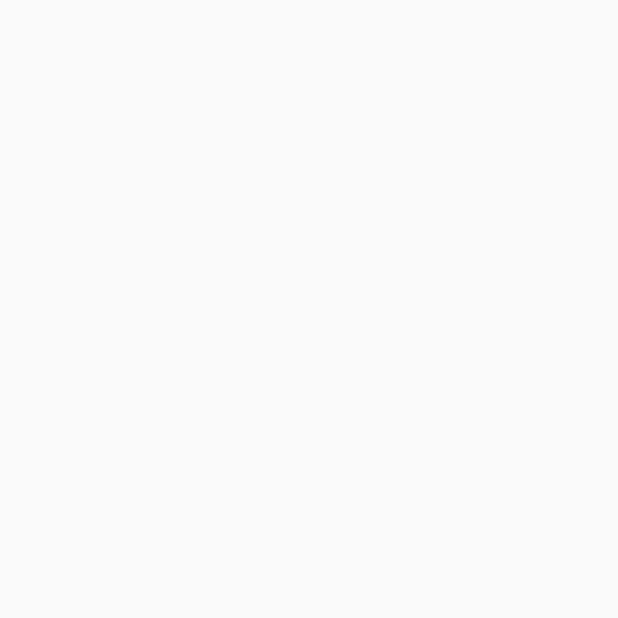
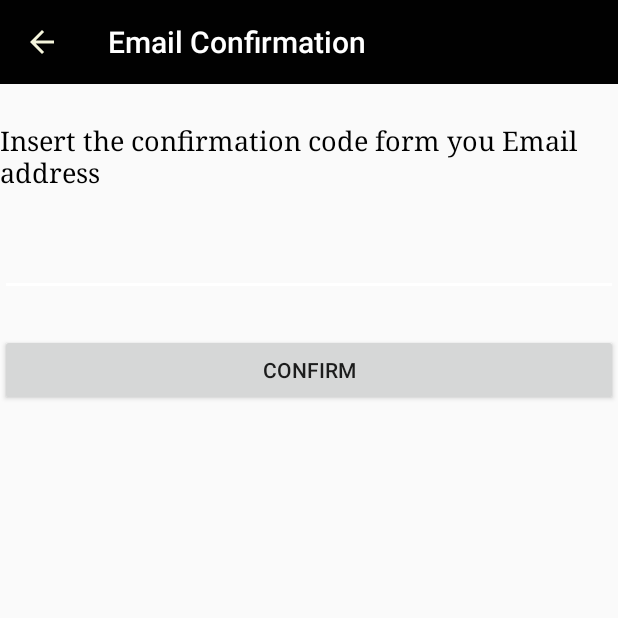
Before and after one commit to rainerr19/SportsONbeta, an Android app: the confirmation screen opened directly, with no data from a screen before it, on a phone screen of 412 x 824 dp, the top half of it. Before the commit the part shown is empty. Run offline under Robolectric (Android 15) with nearby library versions, the phone set to English and light mode, and no system bars.

Commit message:
confirmEmail
confirmar Email poer codigo

```diff
--- a/app/build.gradle
+++ b/app/build.gradle
@@ -20,10 +20,11 @@ android {
 }
 
 dependencies {
-    compile fileTree(dir: 'libs', include: ['*.jar'])
+    compile fileTree(include: ['*.jar'], dir: 'libs')
     androidTestCompile('com.android.support.test.espresso:espresso-core:2.2.2', {
         exclude group: 'com.android.support', module: 'support-annotations'
     })
     compile 'com.android.support:appcompat-v7:26.0.0-alpha1'
     testCompile 'junit:junit:4.12'
+    compile files('libs/mail.jar')
 }
--- a/app/src/main/AndroidManifest.xml
+++ b/app/src/main/AndroidManifest.xml
@@ -20,7 +20,8 @@
         <activity
             android:name=".register"
             android:parentActivityName=".Intro" />
-        <activity android:name=".confirmation"></activity>
+        <activity android:name=".confirmation"
+            android:parentActivityName=".register"></activity>
     </application>
 
 </manifest>
--- a/app/src/main/java/com/example/sportson/sportsonbeta/confirmation.java
+++ b/app/src/main/java/com/example/sportson/sportsonbeta/confirmation.java
@@ -1,7 +1,13 @@
 package com.example.sportson.sportsonbeta;
 
+import android.content.Intent;
 import android.support.v7.app.AppCompatActivity;
 import android.os.Bundle;
+import android.support.v7.widget.Toolbar;
+import android.view.View;
+import android.widget.Button;
+import android.widget.EditText;
+import android.widget.Toast;
 
 public class confirmation extends AppCompatActivity {
 
@@ -9,5 +15,24 @@ public class confirmation extends AppCompatActivity {
     protected void onCreate(Bundle savedInstanceState) {
         super.onCreate(savedInstanceState);
         setContentView(R.layout.activity_confirmation);
+        Toolbar myToolbar1 = (Toolbar) findViewById(R.id.toolbar);
+        setSupportActionBar(myToolbar1);
+        getSupportActionBar().setDisplayHomeAsUpEnabled(true); //boton de retorno
+        Button conf = (Button) findViewById(R.id.btn_conf);
+        final EditText texcode = (EditText) findViewById(R.id.ccode);
+        Intent intent = getIntent();
+        final String cod = intent.getStringExtra("mcode");
+        conf.setOnClickListener(new View.OnClickListener() {
+            @Override
+            public void onClick(View v) {
+                //confirmar codigo para ingresar datos a la base de datos
+                if(cod.equals(texcode.getText().toString())){
+                   Toast.makeText(getApplicationContext(), "Code confirm!!", Toast.LENGTH_SHORT).show();
+                }else{
+                    Toast.makeText(getApplicationContext(), "code are no the same", Toast.LENGTH_SHORT).show();
+                }
+
+            }
+        });
     }
 }
--- a/app/src/main/res/layout/activity_confirmation.xml
+++ b/app/src/main/res/layout/activity_confirmation.xml
@@ -1,13 +1,66 @@
 <?xml version="1.0" encoding="utf-8"?>
-<RelativeLayout xmlns:android="http://schemas.android.com/apk/res/android"
+<ScrollView xmlns:android="http://schemas.android.com/apk/res/android"
+    xmlns:app="http://schemas.android.com/apk/res-auto"
     xmlns:tools="http://schemas.android.com/tools"
     android:id="@+id/activity_confirmation"
     android:layout_width="match_parent"
     android:layout_height="match_parent"
-    android:paddingBottom="@dimen/activity_vertical_margin"
-    android:paddingLeft="@dimen/activity_horizontal_margin"
-    android:paddingRight="@dimen/activity_horizontal_margin"
-    android:paddingTop="@dimen/activity_vertical_margin"
-    tools:context="com.example.sportson.sportsonbeta.confirmation">
+    tools:context="com.example.sportson.sportsonbeta.confirmation"
+    android:orientation="vertical">
 
-</RelativeLayout>
+        <LinearLayout
+            android:layout_width="match_parent"
+            android:layout_height="wrap_content"
+            android:orientation="vertical" >
+
+            <android.support.v7.widget.Toolbar
+                android:layout_width="match_parent"
+                android:layout_height="wrap_content"
+                android:background="?attr/colorPrimary"
+                android:theme="?attr/actionBarTheme"
+                android:minHeight="?attr/actionBarSize"
+                android:id="@+id/toolbar"
+                app:titleTextColor="@android:color/white"
+                app:subtitleTextColor="@android:color/white"
+                app:theme="@style/ToolbarColoredBackArrow"
+                app:title="@string/confir" />
+            <Space
+                android:layout_width="match_parent"
+                android:layout_height="25dp" />
+
+            <TextView
+                android:text="@string/confirmTex"
+                android:layout_width="match_parent"
+                android:layout_height="wrap_content"
+                android:id="@+id/textView8"
+                android:textAppearance="@style/TextAppearance.AppCompat.Large"
+                android:fontFamily="serif"
+                android:textSize="18sp"
+                android:textColor="@android:color/black" />
+            <Space
+                android:layout_width="match_parent"
+                android:layout_height="25dp" />
+
+            <EditText
+                android:layout_width="match_parent"
+                android:layout_height="wrap_content"
+                android:inputType="textPersonName"
+                android:ems="10"
+                android:id="@+id/ccode" />
+
+            <Space
+                android:layout_width="match_parent"
+                android:layout_height="25dp" />
+
+            <Button
+                android:text="@string/confButton"
+                android:layout_width="match_parent"
+                android:layout_height="wrap_content"
+                android:id="@+id/btn_conf" />
+            <Space
+                android:layout_width="match_parent"
+                android:layout_height="25dp" />
+
+        </LinearLayout>
+
+</ScrollView>
--- a/app/src/main/res/values/strings.xml
+++ b/app/src/main/res/values/strings.xml
@@ -18,4 +18,11 @@
     <string name="nex">Next</string>
     <string name="pass1">New password</string>
     <string name="pass2">Confirmation password</string>
+    <string name="confir">Email Confirmation</string>
+    <string name="confButton">Confirm</string>
+    <string name="confirmTex">Insert the confirmation code form you Email address</string>
+    <string name="ToastSend"> Sending a confirmation code... </string>
+    <string name="EmailTex1"> WELCOME  to SportsOn </string>
+    <string name="EmailTex2">your confirmation code is:  </string>
+
 </resources>
```
Also changed, not shown: app/src/main/java/com/example/sportson/sportsonbeta/codeGenerate.java (added, +23 -0 lines), app/src/main/java/com/example/sportson/sportsonbeta/register.java (+53 -3 lines), app/src/main/res/layout/activity_register.xml (+7 -0 lines), app/libs/activation.jar (added), app/libs/additionnal.jar (added), app/libs/mail.jar (added), 1 other file.
